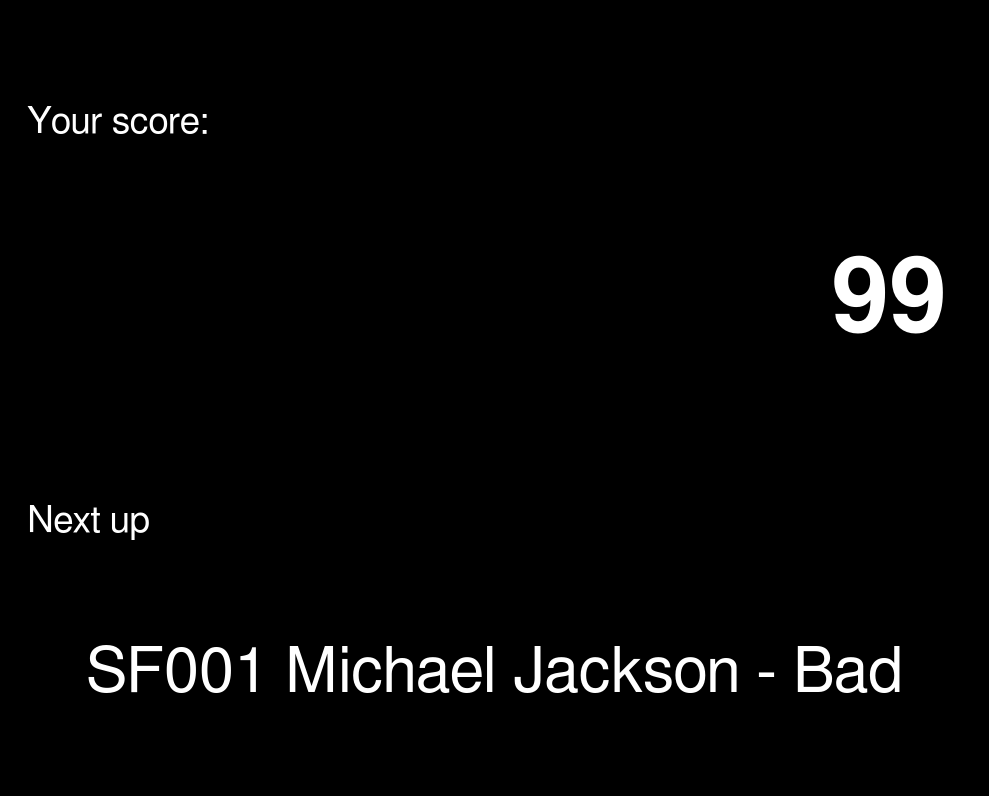
This is pause.ui in metellius/karaserver as Qt 5 draws it before an edit. The edited form follows.
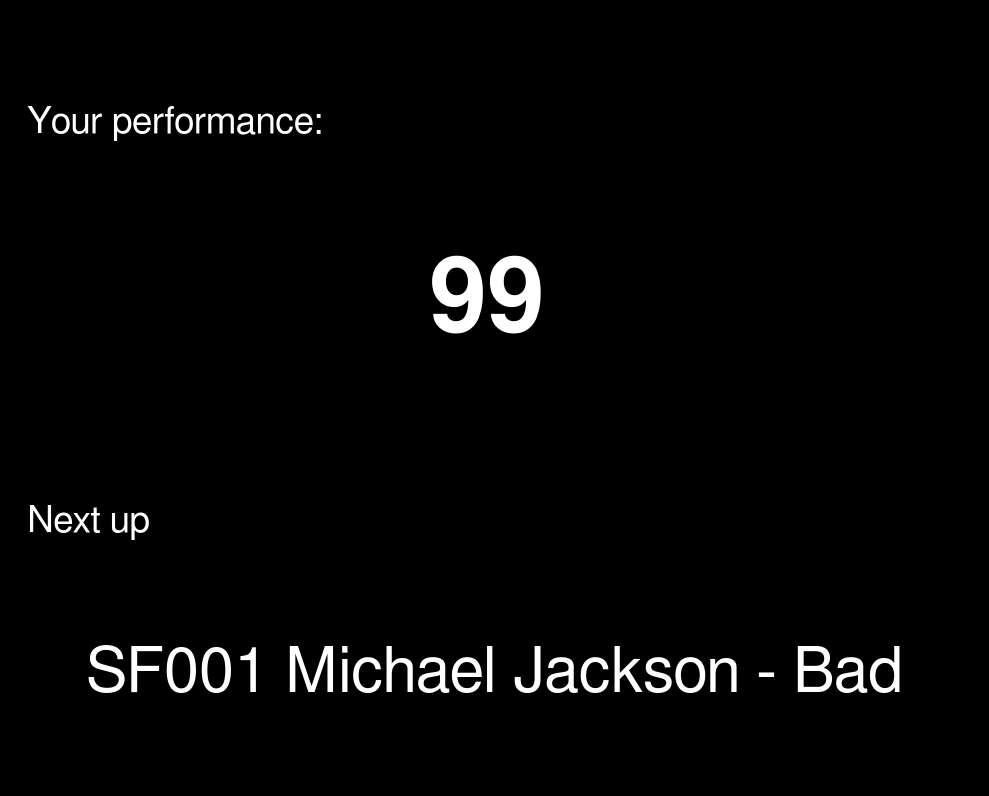
This is the edited form.

```diff
--- a/pause.ui
+++ b/pause.ui
@@ -471,7 +471,7 @@
          </sizepolicy>
         </property>
         <property name="text">
-         <string>Your score:</string>
+         <string>Your performance:</string>
         </property>
        </widget>
       </item>
@@ -494,7 +494,7 @@
          <string>99</string>
         </property>
         <property name="alignment">
-         <set>Qt::AlignRight|Qt::AlignTrailing|Qt::AlignVCenter</set>
+         <set>Qt::AlignCenter</set>
         </property>
        </widget>
       </item>
```
Left out of the diff: 2 changed lines with no effect on the pictures.
